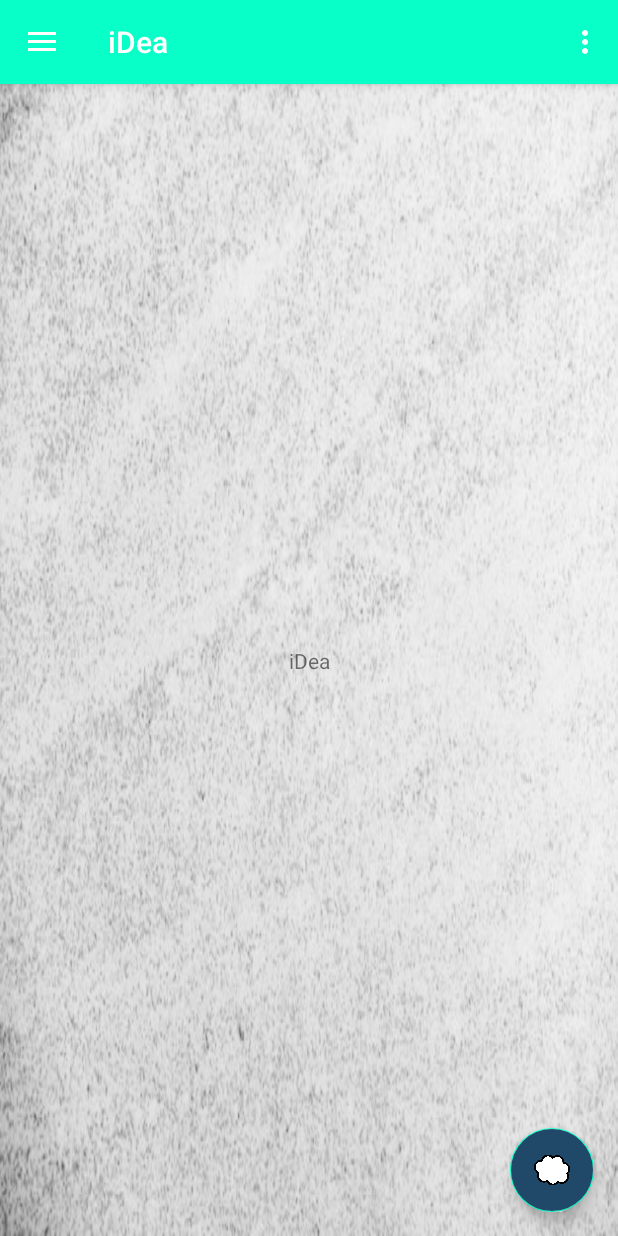
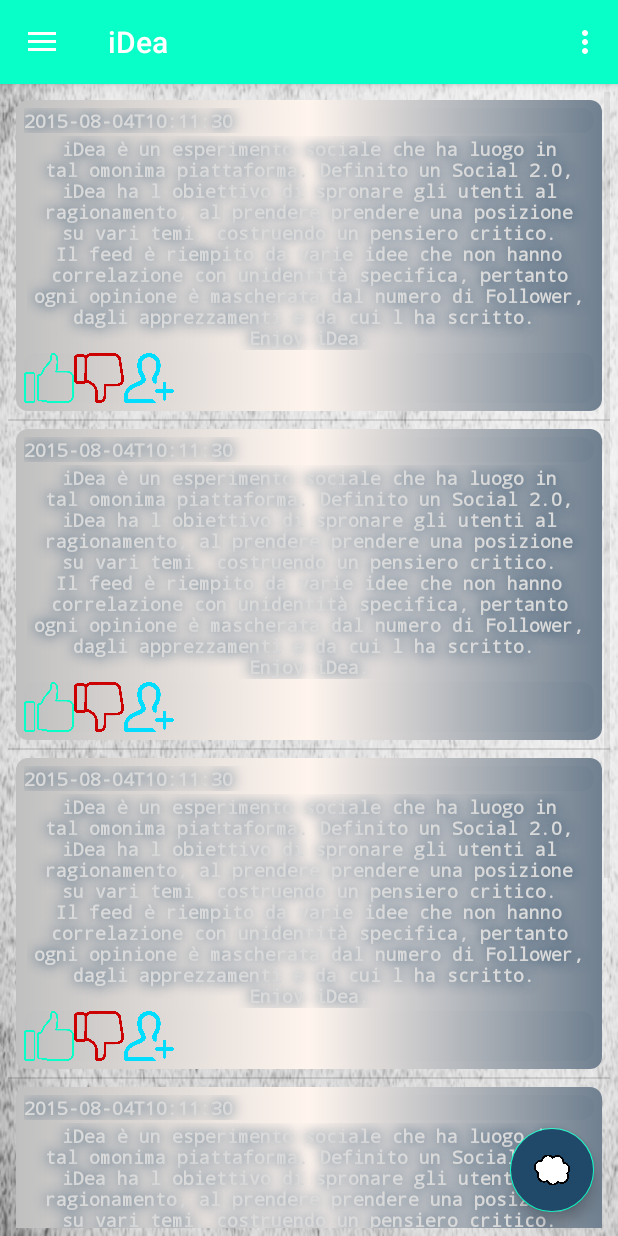
Before and after one commit to Fernet97/iDea, an Android app: the MainActivity screen opened directly, with no data from a screen before it, on a phone screen of 412 x 824 dp. Run offline under Robolectric (Android 15) with nearby library versions, the phone set to English and light mode, and no system bars.

Commit message:
Aggiunta Feed

```diff
--- /dev/null
+++ b/src/client/iDea/app/src/main/java/com/example/fernet/idea/CustomAdapter.java
@@ -0,0 +1,44 @@
+package com.example.fernet.idea;
+
+import java.util.List;
+
+import android.content.Context;
+import android.util.Log;
+import android.view.LayoutInflater;
+import android.view.View;
+import android.view.ViewGroup;
+import android.widget.ArrayAdapter;
+import android.widget.ImageView;
+import android.widget.TextView;
+
+public class CustomAdapter extends ArrayAdapter<Post> {
+    private int resource;
+    private LayoutInflater inflater;
+
+
+    public CustomAdapter(Context context, int resourceId, List<Post> objects) {
+            super(context, resourceId, objects);
+            resource = resourceId;
+            inflater = LayoutInflater.from(context);
+    }
+
+    @Override
+    public View getView(int position, View v, ViewGroup parent) {
+    		if (v == null) {
+    			Log.d("DEBUG","Inflating view");
+    			v = inflater.inflate(R.layout.list_elem_post, null);
+    		}
+
+            Post c = getItem(position);
+
+			Log.d("DEBUG","contact c="+c);
+
+            TextView Data;
+            Data = v.findViewById(R.id.data_post);
+        	Log.d("DEBUG","data="+Data);
+
+            Data.setText(c.getDateHourBorn().toString());
+
+            return v;
+    }
+}
--- /dev/null
+++ b/src/client/iDea/app/src/main/java/com/example/fernet/idea/Feed.java
@@ -0,0 +1,58 @@
+package com.example.fernet.idea;
+
+import android.app.Fragment;
+import android.os.Bundle;
+import android.util.Log;
+import android.view.LayoutInflater;
+import android.view.View;
+import android.view.ViewGroup;
+import android.widget.AdapterView;
+import android.widget.Button;
+import android.widget.ListView;
+
+import java.time.LocalDateTime;
+import java.util.ArrayList;
+import java.util.zip.Inflater;
+
+public class Feed extends Fragment implements View.OnClickListener {
+
+    private ListView posts;
+
+
+    @Override
+    public View onCreateView(LayoutInflater inflater, ViewGroup container,
+                             Bundle savedInstanceState) {
+        // Inflate the layout for this fragment
+        View v = inflater.inflate(R.layout.feed, container, false);
+
+        //Post visualizzati sul feed
+        posts = v.findViewById(R.id.posts);
+        CustomAdapter customAdapter = new CustomAdapter(v.getContext(), R.layout.list_elem_post, new ArrayList<Post>());
+
+        for (int i=0; i<5; i++) {
+            Post c = new Post(4323454, 5672456, "La risata produce una sensazione di benessere attraverso lo stimolo di processi organici vitali; un'emozione che muove gli intestini e il diaframma; in una parola una sensazione di salute ben percepibile da ognuno: in questo modo noi possiamo raggiungere il corpo attraverso l'anima e servirci di quest'ultima come medico del primo", 34, 18, LocalDateTime.parse("2015-08-04T10:11:30"), new ArrayList<String>());
+            customAdapter.add(c);
+        }
+
+
+        posts.setAdapter(customAdapter);
+
+        posts.setOnItemClickListener(new AdapterView.OnItemClickListener() {
+            @Override
+            public void onItemClick(AdapterView<?> parent, View view, int position, long id) {
+                String str = posts.getItemAtPosition(position).toString();
+                //Fai qualcosa
+            }
+        });
+
+
+
+        return v;
+    }
+
+
+    @Override
+    public void onClick(View v) {
+
+    }
+}
--- a/src/client/iDea/app/src/main/java/com/example/fernet/idea/MainActivity.java
+++ b/src/client/iDea/app/src/main/java/com/example/fernet/idea/MainActivity.java
@@ -1,8 +1,12 @@
 package com.example.fernet.idea;
 
+import android.app.Fragment;
+import android.app.FragmentManager;
+import android.app.FragmentTransaction;
 import android.os.Bundle;
 import android.support.design.widget.FloatingActionButton;
 import android.support.design.widget.Snackbar;
+import android.util.Log;
 import android.view.View;
 import android.support.design.widget.NavigationView;
 import android.support.v4.view.GravityCompat;
@@ -13,7 +17,11 @@ import android.support.v7.widget.Toolbar;
 import android.view.Menu;
 import android.view.MenuItem;
 import android.widget.AdapterView;
+import android.widget.ListView;
 
+import java.time.LocalDate;
+import java.time.LocalDateTime;
+import java.util.ArrayList;
 import java.util.zip.Inflater;
 
 import static java.security.AccessController.getContext;
@@ -21,7 +29,6 @@ import static java.security.AccessController.getContext;
 public class MainActivity extends AppCompatActivity
         implements NavigationView.OnNavigationItemSelectedListener {
 
-    private AdapterView posts;
 
     @Override
     protected void onCreate(Bundle savedInstanceState) {
@@ -30,6 +37,7 @@ public class MainActivity extends AppCompatActivity
         Toolbar toolbar = (Toolbar) findViewById(R.id.toolbar);
         setSupportActionBar(toolbar);
 
+        //Bottone nuvola in basso
         FloatingActionButton fab = (FloatingActionButton) findViewById(R.id.fab);
         fab.setOnClickListener(new View.OnClickListener() {
             @Override
@@ -48,20 +56,15 @@ public class MainActivity extends AppCompatActivity
         NavigationView navigationView = (NavigationView) findViewById(R.id.nav_view);
         navigationView.setNavigationItemSelectedListener(this);
 
+        //Creo feed
+        FragmentManager fm = getFragmentManager();
+        FragmentTransaction ft = fm.beginTransaction();
+        Fragment feed = new Feed();
+        ft.add(feed, "feed");
+        ft.commit();
+    }
 
-        /**
-        posts = Inflater.inflate(R.layout.sezione_partite_pubbliche, Container).findViewById(R.id.lista_partite_pubbliche);
-        CustomAdapter customAdapter = new CustomAdapter(getContext(), R.layout.list_elem_partita, partite, true);
-        listView.setAdapter(customAdapter); //Magari questa operazione la faccio dentro al task asincrono
-        listView.setOnItemClickListener(new AdapterView.OnItemClickListener() {
-            @Override
-            public void onItemClick(AdapterView<?> parent, View view, int position, long id) {
-                String str = listView.getItemAtPosition(position).toString();
-                //Fai qualcosa
-            }
-        });
-         */
-    }
+
 
     @Override
     public void onBackPressed() {
--- /dev/null
+++ b/src/client/iDea/app/src/main/java/com/example/fernet/idea/Post.java
@@ -0,0 +1,97 @@
+package com.example.fernet.idea;
+
+import java.time.LocalDateTime;
+import java.util.ArrayList;
+
+public class Post {
+
+    private long id;
+    private long id_author;
+    private String description;
+    private int numLike;
+    private int numDisLike;
+    private LocalDateTime DateHourBorn;
+    private ArrayList<String> commenti;
+
+
+    public Post(long id, long id_author, String description, int numLike, int numDisLike, LocalDateTime dateHourBorn, ArrayList<String> commenti) {
+        this.id = id;
+        this.id_author = id_author;
+        this.description = description;
+        this.numLike = numLike;
+        this.numDisLike = numDisLike;
+        DateHourBorn = dateHourBorn;
+        this.commenti = commenti;
+    }
+
+
+    public long getId() {
+        return id;
+    }
+
+    public void setId(long id) {
+        this.id = id;
+    }
+
+    public long getId_author() {
+        return id_author;
+    }
+
+    public void setId_author(long id_author) {
+        this.id_author = id_author;
+    }
+
+    public String getDescription() {
+        return description;
+    }
+
+    public void setDescription(String description) {
+        this.description = description;
+    }
+
+    public int getNumLike() {
+        return numLike;
+    }
+
+    public void setNumLike(int numLike) {
+        this.numLike = numLike;
+    }
+
+    public int getNumDisLike() {
+        return numDisLike;
+    }
+
+    public void setNumDisLike(int numDisLike) {
+        this.numDisLike = numDisLike;
+    }
+
+    public LocalDateTime getDateHourBorn() {
+        return DateHourBorn;
+    }
+
+    public void setDateHourBorn(LocalDateTime dateHourBorn) {
+        DateHourBorn = dateHourBorn;
+    }
+
+    public ArrayList<String> getCommenti() {
+        return commenti;
+    }
+
+    public void setCommenti(ArrayList<String> commenti) {
+        this.commenti = commenti;
+    }
+
+
+    @Override
+    public String toString() {
+        return "Post{" +
+                "id=" + id +
+                ", id_author=" + id_author +
+                ", description='" + description + '\'' +
+                ", numLike=" + numLike +
+                ", numDisLike=" + numDisLike +
+                ", DateHourBorn=" + DateHourBorn +
+                ", commenti=" + commenti +
+                '}';
+    }
+}
--- a/src/client/iDea/app/src/main/res/layout/activity_main.xml
+++ b/src/client/iDea/app/src/main/res/layout/activity_main.xml
@@ -10,11 +10,14 @@
     android:background="@drawable/texture_white_stone"
     android:theme="@style/AppTheme.NoActionBar">
 
+
     <include
         layout="@layout/app_bar_main"
         android:layout_width="match_parent"
         android:layout_height="match_parent" />
 
+
+    <!-- Menu laterale -->
     <android.support.design.widget.NavigationView
         android:id="@+id/nav_view"
         android:layout_width="wrap_content"
@@ -26,14 +29,5 @@
         app:menu="@menu/activity_main_drawer" />
 
 
-    <ListView
-        android:id="@+id/posts"
-        android:layout_width="match_parent"
-        android:layout_height="wrap_content"
-        android:layout_marginBottom="55dp">
-    </ListView>
-
-
-
 
 </android.support.v4.widget.DrawerLayout>
--- a/src/client/iDea/app/src/main/res/layout/app_bar_main.xml
+++ b/src/client/iDea/app/src/main/res/layout/app_bar_main.xml
@@ -20,8 +20,11 @@
 
     </android.support.design.widget.AppBarLayout>
 
+
+    <!-- Il contenuto del menu, dove c'è il Fragment feed-->
     <include layout="@layout/content_main" />
 
+    <!-- Bottone nuvola -->
     <android.support.design.widget.FloatingActionButton
         android:id="@+id/fab"
         android:layout_width="wrap_content"
--- a/src/client/iDea/app/src/main/res/layout/content_main.xml
+++ b/src/client/iDea/app/src/main/res/layout/content_main.xml
@@ -8,13 +8,10 @@
     tools:context=".MainActivity"
     tools:showIn="@layout/app_bar_main">
 
-    <TextView
-        android:layout_width="wrap_content"
-        android:layout_height="wrap_content"
-        android:text="iDea"
-        app:layout_constraintBottom_toBottomOf="parent"
-        app:layout_constraintLeft_toLeftOf="parent"
-        app:layout_constraintRight_toRightOf="parent"
-        app:layout_constraintTop_toTopOf="parent" />
+
+    <fragment android:name="com.example.fernet.idea.Feed"
+        android:id="@+id/headlines_fragment"
+        android:layout_width="match_parent"
+        android:layout_height="match_parent"/>
 
 </android.support.constraint.ConstraintLayout>
--- /dev/null
+++ b/src/client/iDea/app/src/main/res/layout/feed.xml
@@ -0,0 +1,26 @@
+<FrameLayout xmlns:android="http://schemas.android.com/apk/res/android"
+    xmlns:tools="http://schemas.android.com/tools"
+    android:layout_width="match_parent"
+    android:layout_height="match_parent"
+    tools:context="com.example.fernet.idea.Feed">
+
+
+    <LinearLayout
+        android:layout_width="match_parent"
+        android:layout_height="match_parent"
+        android:orientation="vertical">
+
+
+        <ListView
+            android:layout_margin="5dp"
+            android:id="@+id/posts"
+            android:layout_width="match_parent"
+            android:layout_height="wrap_content"
+            android:layout_marginBottom="55dp">
+        </ListView>
+
+    </LinearLayout>
+
+
+
+</FrameLayout>
--- /dev/null
+++ b/src/client/iDea/app/src/main/res/layout/list_elem_post.xml
@@ -0,0 +1,85 @@
+<?xml version="1.0" encoding="utf-8"?>
+<LinearLayout xmlns:android="http://schemas.android.com/apk/res/android"
+    android:layout_width="match_parent"
+    android:layout_height="match_parent"
+    android:orientation="horizontal"
+    >
+
+    <LinearLayout
+        android:layout_width="match_parent"
+        android:layout_height="wrap_content"
+        android:layout_margin="5dp"
+        android:background="@drawable/background_button"
+        android:orientation="vertical"
+        android:padding="5dp">
+
+        <LinearLayout
+            android:layout_width="match_parent"
+            android:layout_height="wrap_content"
+            android:background="@drawable/background_button"
+            android:gravity="bottom"
+            android:orientation="horizontal">
+
+            <TextView
+                android:id="@+id/data_post"
+                android:layout_width="match_parent"
+                android:layout_height="wrap_content"
+                android:fontFamily="monospace"
+                android:gravity="left"
+                android:shadowColor="@color/colorPrimaryDark"
+                android:shadowRadius="10"
+                android:text="07/09/2019    13:45"
+                android:textColor="@color/colorPrimary"
+                android:textSize="12dp"
+                android:textStyle="bold" />
+
+        </LinearLayout>
+
+
+        <TextView
+            android:layout_width="match_parent"
+            android:layout_height="wrap_content"
+            android:layout_margin="2dp"
+            android:fontFamily="monospace"
+            android:gravity="center"
+            android:shadowColor="@color/colorPrimaryDark"
+            android:shadowRadius="10"
+            android:text="@string/descrizione"
+            android:textColor="@color/colorPrimary"
+            android:textSize="12dp"
+            android:textStyle="bold" />
+
+
+        <LinearLayout
+            android:layout_width="match_parent"
+            android:layout_height="wrap_content"
+            android:background="@drawable/background_button"
+            android:gravity="bottom"
+            android:orientation="horizontal">
+
+            <ImageView
+                android:backgroundTint="@color/colorAccent"
+                android:layout_width="50px"
+                android:layout_height="50px"
+                android:background="@drawable/like"/>
+
+            <ImageView
+                android:layout_width="50px"
+                android:layout_height="50px"
+                android:background="@drawable/dislike"
+                android:backgroundTint="@android:color/holo_red_dark"/>
+
+
+            <ImageView
+                android:layout_width="50px"
+                android:layout_height="50px"
+                android:background="@drawable/follow"
+                android:backgroundTint="@android:color/holo_blue_bright"/>
+        </LinearLayout>
+
+
+    </LinearLayout>
+
+
+
+</LinearLayout>
```
Also changed, not shown: src/client/iDea/app/src/main/res/drawable-v21/dislike.png (added), src/client/iDea/app/src/main/res/drawable-v21/follow.png (added), src/client/iDea/app/src/main/res/drawable-v21/like.png (added), 2 other files.
